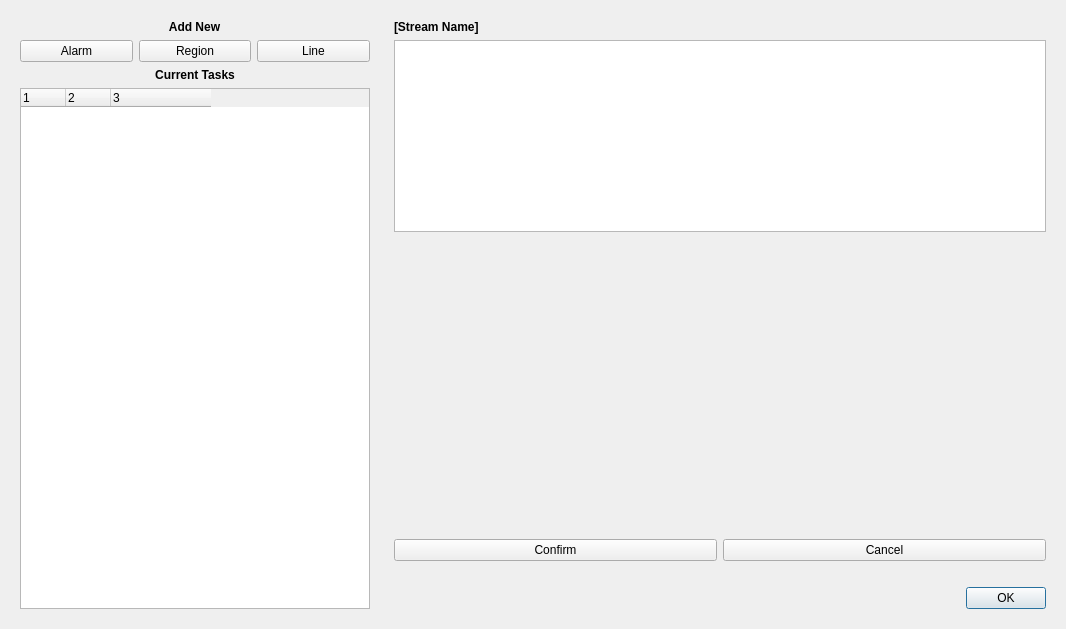
First picture: the form in brainframe_qt/ui/dialogs/task_configuration/task_configuration.ui, repository aotuai/brainframe-qt, before the edit.
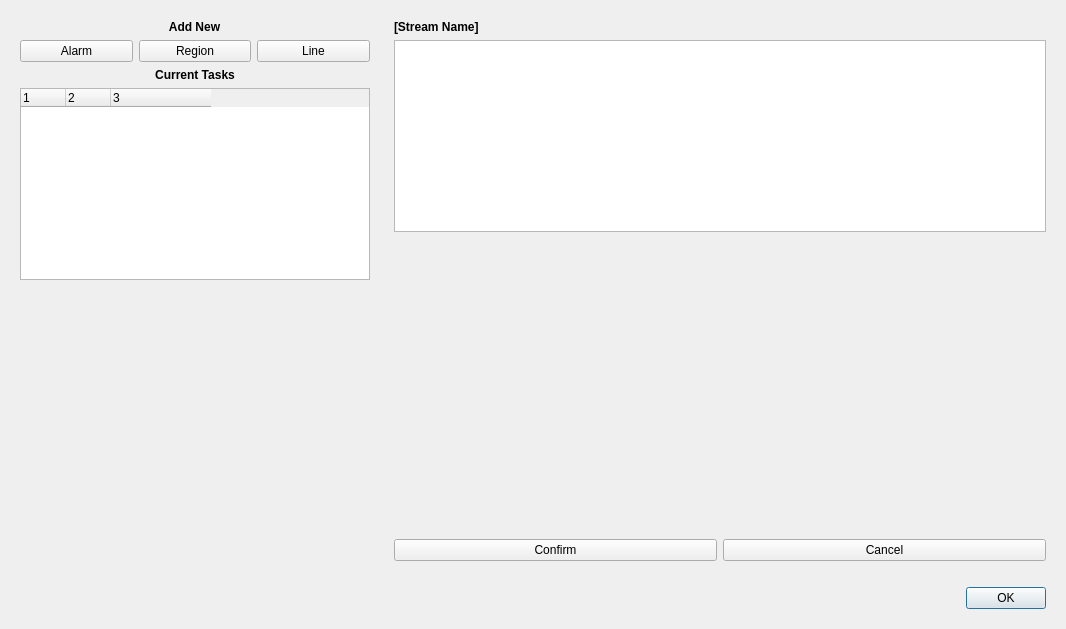
Second picture: the form after the edit. Custom widgets are drawn as their Qt base class.

Commit message: Change ZoneListItems to be real widgets instead of things on top of trees

```diff
--- a/brainframe_qt/ui/dialogs/task_configuration/task_configuration.ui
+++ b/brainframe_qt/ui/dialogs/task_configuration/task_configuration.ui
@@ -93,9 +93,11 @@
        </widget>
       </item>
       <item>
+       <layout class="QVBoxLayout" name="zone_list_layout">
+        <item>
        <widget class="ZoneList" name="zone_list">
         <property name="sizePolicy">
-         <sizepolicy hsizetype="Fixed" vsizetype="Expanding">
+           <sizepolicy hsizetype="Fixed" vsizetype="Maximum">
           <horstretch>0</horstretch>
           <verstretch>0</verstretch>
          </sizepolicy>
@@ -106,12 +108,6 @@
           <height>0</height>
          </size>
         </property>
-        <property name="maximumSize">
-         <size>
-          <width>100</width>
-          <height>16777215</height>
-         </size>
-        </property>
         <attribute name="headerDefaultSectionSize">
          <number>45</number>
         </attribute>
@@ -137,6 +133,24 @@
          </property>
         </column>
        </widget>
+        </item>
+        <item>
+        <spacer name="verticalSpacer">
+         <property name="orientation">
+          <enum>Qt::Vertical</enum>
+         </property>
+         <property name="sizeType">
+          <enum>QSizePolicy::Expanding</enum>
+         </property>
+         <property name="sizeHint" stdset="0">
+          <size>
+           <width>20</width>
+           <height>0</height>
+          </size>
+         </property>
+        </spacer>
+       </item>
+       </layout>
       </item>
      </layout>
     </widget>
```
Lines whose indentation alone changed are shown as unchanged. The commit also changes 7 other files.
